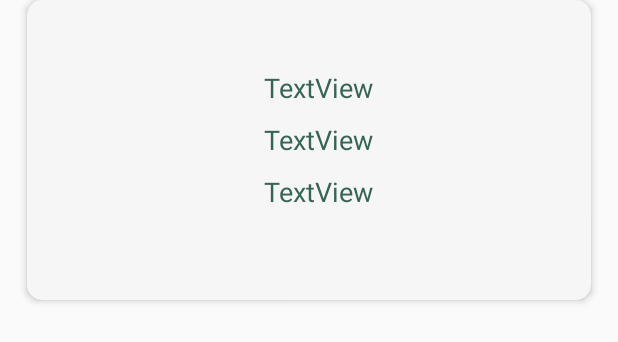
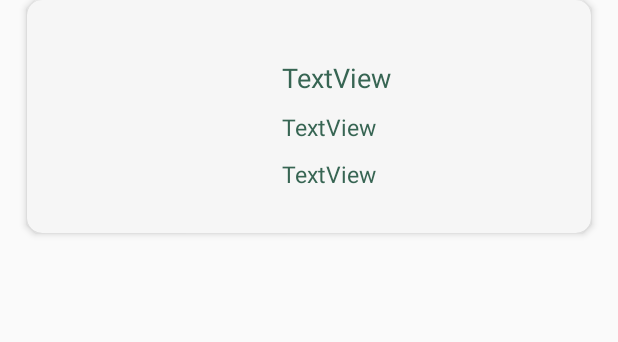
Before and after one commit to huu-thien/dut-moblie-android-Funiture-Shop, an Android app: the layout category_item.xml on its own in the app's theme, with its tools: preview values and no code run, on a phone screen of 412 x 824 dp. Shown: the top 342 px of the screen. Run offline under Robolectric (Android 15) with nearby library versions, the light colour scheme and no system bars.

Commit message:
fix bug layout home

```diff
--- a/app/src/main/res/layout/activity_main.xml
+++ b/app/src/main/res/layout/activity_main.xml
@@ -34,6 +34,7 @@
             android:id="@+id/bottom_nav"
             android:layout_width="match_parent"
             android:layout_height="wrap_content"
+            android:background="#fff"
             app:itemIconTint="#376553"
             app:itemTextColor="#376553"
             app:menu="@menu/menu_bottom_nav" />
--- a/app/src/main/res/layout/category_item.xml
+++ b/app/src/main/res/layout/category_item.xml
@@ -3,7 +3,7 @@
     xmlns:android="http://schemas.android.com/apk/res/android"
     xmlns:app="http://schemas.android.com/apk/res-auto"
     android:layout_width="match_parent"
-    android:layout_height="200dp"
+    android:layout_height="155dp"
     android:orientation="vertical"
     app:cardCornerRadius="10dp"
     app:cardBackgroundColor="#f6f6f6"
@@ -25,10 +25,11 @@
         <ImageView
             android:id="@+id/image_url"
             android:layout_width="150dp"
-            android:layout_height="160dp"
+            android:layout_height="140dp"
             android:adjustViewBounds="true" />
 
         <LinearLayout
+            android:paddingLeft="12dp"
             android:gravity="center_vertical"
             android:orientation="vertical"
             android:layout_width="match_parent"
@@ -50,7 +51,7 @@
                 android:layout_marginTop="10dp"
                 android:text="TextView"
                 android:textColor="#376553"
-                android:textSize="18sp" />
+                android:textSize="15sp" />
             <TextView
 
                 android:id="@+id/tv_description"
@@ -59,7 +60,7 @@
                 android:layout_marginTop="10dp"
                 android:text="TextView"
                 android:textColor="#376553"
-                android:textSize="18sp" />
+                android:textSize="15sp" />
         </LinearLayout>
 
     </LinearLayout>
--- a/app/src/main/res/layout/product_item.xml
+++ b/app/src/main/res/layout/product_item.xml
@@ -103,7 +103,10 @@
                 android:layout_height="wrap_content"
                 android:text="Add to cart"
                 android:textSize="11sp"
-                android:backgroundTint="#376553">
+                android:textColor="#fff"
+                android:backgroundTint="#376553"
+                android:outlineAmbientShadowColor="@android:color/transparent"
+                android:outlineSpotShadowColor="@android:color/transparent">
             </Button>
 
         </LinearLayout>
```
